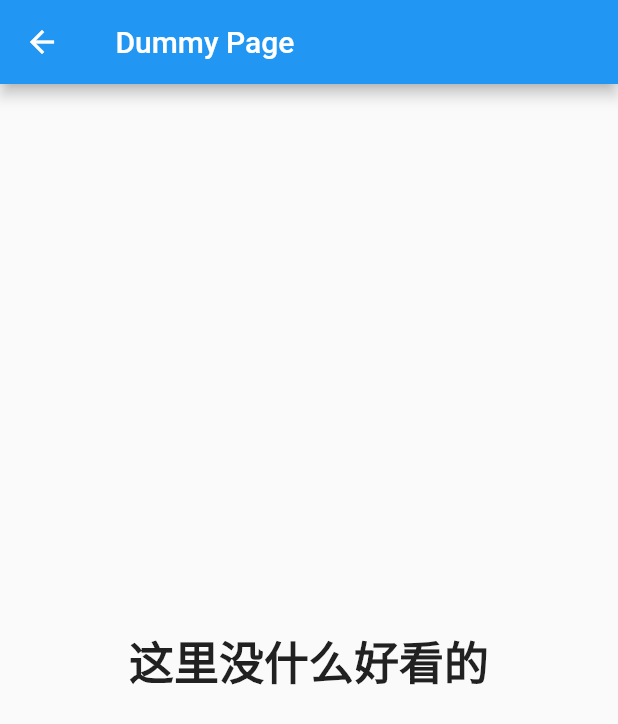
After one commit to ychlgxbh/Learning, a Flutter app: the screen it shows after launch, after a tap on "journey", on a phone screen of 412 x 824 dp. The commit adds this screen. Shown: the top 724 px of the screen. Run offline on Flutter 3.47's test engine with Material 2 defaults, Android fonts, the phone set to English and light mode, and no system bars; our stand-ins replace infinite_scroll_pagination, material_segmented_control, path_drawing.

Commit message:
add dummy routing

```diff
--- /dev/null
+++ b/journey_page/lib/dummyRoute.dart
@@ -0,0 +1,26 @@
+import 'package:flutter/material.dart';
+
+class DummyRoute extends StatelessWidget {
+  @override
+  Widget build(BuildContext context) {
+    return Scaffold(
+      appBar: AppBar(
+        title: Text(" Dummy Page"),
+      ),
+      body: Center(
+        child: GestureDetector(
+          onTap: () {
+            Navigator.pop(context);
+          },
+          child: Text(
+            '这里没什么好看的',
+            style: TextStyle(
+              fontSize: 30,
+              fontWeight: FontWeight.bold,
+            ),
+          ),
+        ),
+      ),
+    );
+  }
+}
--- a/journey_page/lib/main.dart
+++ b/journey_page/lib/main.dart
@@ -5,6 +5,7 @@ import 'package:flutter/material.dart';
 import 'package:flutter/services.dart' show rootBundle;
 import 'package:journey_page/CurvePainter.dart';
 import 'package:journey_page/drawingPoint.dart';
+import 'package:journey_page/dummyRoute.dart';
 import 'package:journey_page/iconWidget.dart';
 import 'package:journey_page/journeyBlock.dart';
 import 'package:journey_page/blockListView.dart';
@@ -70,6 +71,13 @@ class _MyHomePageState extends State<MyHomePage> {
   //   return rootBundle.loadString('lib/asset/jsons/journeyMap.json',
   //       cache: false);
   // }
+
+  void dummyRoute() {
+    Navigator.push(
+      context,
+      MaterialPageRoute(builder: (context) => DummyRoute()),
+    );
+  }
 
   @override
   Widget build(BuildContext context) {
@@ -346,34 +354,54 @@ class _MyHomePageState extends State<MyHomePage> {
             child: Row(
               mainAxisAlignment: MainAxisAlignment.spaceBetween,
               children: [
-                Column(
+                GestureDetector(
+                  onTap: () {
+                    dummyRoute();
+                  },
+                  child: Column(
                     mainAxisAlignment: MainAxisAlignment.center,
                     children: [
                       Image.asset('lib/asset/Icon/medal.png'),
                       Text('journey'),
                     ],
                   ),
-                Column(
+                ),
+                GestureDetector(
+                  onTap: () {
+                    dummyRoute();
+                  },
+                  child: Column(
                     mainAxisAlignment: MainAxisAlignment.center,
                     children: [
                       Image.asset('lib/asset/Icon/rewards.png'),
                       Text('rewards'),
                     ],
                   ),
+                ),
                 Column(),
-                Column(
+                GestureDetector(
+                  onTap: () {
+                    dummyRoute();
+                  },
+                  child: Column(
                     mainAxisAlignment: MainAxisAlignment.center,
                     children: [
                       Image.asset('lib/asset/Icon/challenges.png'),
                       Text('challenges'),
                     ],
                   ),
-                Column(
+                ),
+                GestureDetector(
+                  onTap: () {
+                    dummyRoute();
+                  },
+                  child: Column(
                     mainAxisAlignment: MainAxisAlignment.center,
                     children: [
                       Image.asset('lib/asset/Icon/profile.png'),
                       Text('profile'),
                     ],
+                  ),
                 ),
               ],
             ),
@@ -391,7 +419,9 @@ class _MyHomePageState extends State<MyHomePage> {
             focusElevation: 0.0,
             highlightElevation: 0.0,
             hoverElevation: 0.0,
-            onPressed: () {},
+            onPressed: () {
+              dummyRoute();
+            },
             fillColor: Colors.white,
             padding: EdgeInsets.all(0.006 * _bodyHeight),
             shape: CircleBorder(),
```
Lines whose indentation alone changed are shown as unchanged.
